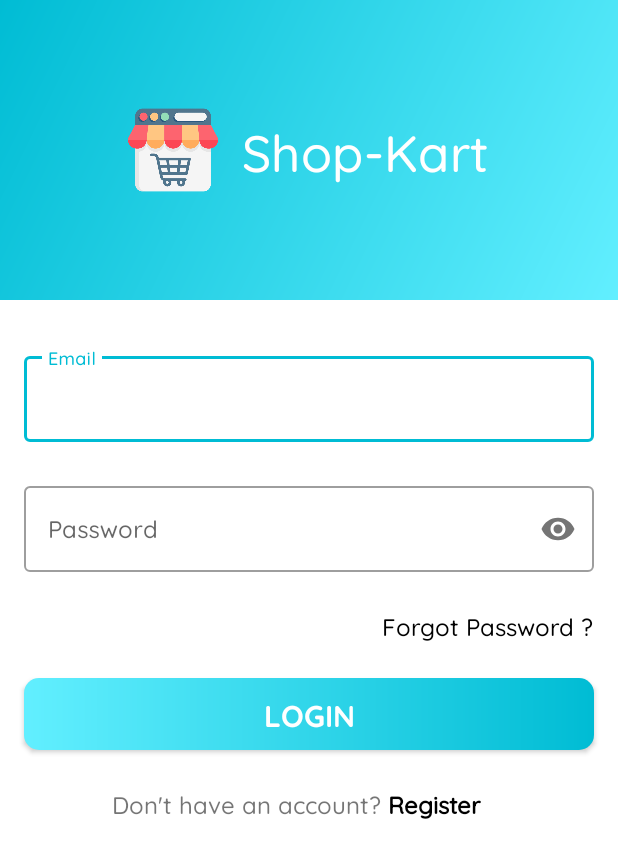
After one commit to Dhruv-Limbachiya/ShopKart, an Android app: the LoginActivity screen opened directly, with no data from a screen before it, on a phone screen of 412 x 824 dp. The commit adds this screen. Shown: the top 858 px of the screen. Run offline under Robolectric (Android 15) with nearby library versions, the phone set to English and light mode, and no system bars.

Commit message:
Design Login screen.

```diff
--- /dev/null
+++ b/app/src/main/java/com/example/shopkart/ui/activities/LoginActivity.kt
@@ -0,0 +1,11 @@
+package com.example.shopkart.ui.activities
+
+import android.os.Bundle
+import com.example.shopkart.R
+
+class LoginActivity : BaseActivity() {
+    override fun onCreate(savedInstanceState: Bundle?) {
+        super.onCreate(savedInstanceState)
+        setContentView(R.layout.activity_login)
+    }
+}
--- a/app/src/main/java/com/example/shopkart/ui/activities/SplashActivity.kt
+++ b/app/src/main/java/com/example/shopkart/ui/activities/SplashActivity.kt
@@ -19,7 +19,7 @@ class SplashActivity : BaseActivity() {
 
         GlobalScope.launch {
             delay(3000)
-            startActivity(Intent(this@SplashActivity, MainActivity::class.java))
+            startActivity(Intent(this@SplashActivity, LoginActivity::class.java))
             finish()
         }
     }
--- /dev/null
+++ b/app/src/main/res/drawable/drawable_button.xml
@@ -0,0 +1,13 @@
+<?xml version="1.0" encoding="utf-8"?>
+<shape xmlns:android="http://schemas.android.com/apk/res/android"
+    android:shape="rectangle">
+
+    <gradient
+        android:angle="180"
+        android:type="linear"
+        android:endColor="@color/primary_light"
+        android:startColor="@color/primary" />
+
+    <corners android:radius="@dimen/dimen_10dp"/>
+
+</shape>
--- /dev/null
+++ b/app/src/main/res/layout/activity_login.xml
@@ -0,0 +1,124 @@
+<?xml version="1.0" encoding="utf-8"?>
+<androidx.constraintlayout.widget.ConstraintLayout xmlns:android="http://schemas.android.com/apk/res/android"
+    xmlns:app="http://schemas.android.com/apk/res-auto"
+    xmlns:tools="http://schemas.android.com/tools"
+    android:layout_width="match_parent"
+    android:layout_height="match_parent"
+    tools:context=".ui.activities.LoginActivity">
+
+    <LinearLayout
+        android:id="@+id/heading_layout"
+        android:layout_width="match_parent"
+        android:layout_height="@dimen/dimen_200dp"
+        android:background="@drawable/drawable_gradient_splash_background"
+        android:gravity="center"
+        tools:ignore="MissingConstraints">
+
+        <ImageView
+            android:id="@+id/imageView"
+            android:layout_width="@dimen/dimen_60dp"
+            android:layout_height="@dimen/dimen_60dp"
+            android:layout_gravity="center"
+            app:srcCompat="@drawable/online_shop" />
+
+        <TextView
+            android:id="@+id/app_name"
+            android:layout_width="wrap_content"
+            android:layout_height="wrap_content"
+            android:layout_gravity="center"
+            android:layout_marginStart="@dimen/dimen_16dp"
+            android:fontFamily="@font/quicksand_medium"
+            android:gravity="center"
+            android:text="@string/app_name"
+            android:textAppearance="@style/TextAppearance.MaterialComponents.Headline4"
+            android:textColor="@color/white" />
+
+    </LinearLayout>
+
+    <com.google.android.material.textfield.TextInputLayout
+        android:id="@+id/til_email"
+        style="@style/Widget.MaterialComponents.TextInputLayout.OutlinedBox"
+        android:layout_width="match_parent"
+        android:layout_height="wrap_content"
+        android:layout_marginHorizontal="@dimen/dimen_16dp"
+        android:layout_marginTop="@dimen/dimen_32dp"
+        android:hint="@string/hint_email"
+        app:layout_constraintEnd_toEndOf="parent"
+        app:layout_constraintStart_toStartOf="parent"
+        app:layout_constraintTop_toBottomOf="@id/heading_layout">
+
+        <com.google.android.material.textfield.TextInputEditText
+            android:layout_width="match_parent"
+            android:layout_height="wrap_content"
+            android:fontFamily="@font/quicksand_medium"
+            android:imeOptions="actionNext"
+            android:inputType="textEmailAddress"
+            tools:text="dhruv@gmail.com" />
+
+    </com.google.android.material.textfield.TextInputLayout>
+
+    <com.google.android.material.textfield.TextInputLayout
+        android:id="@+id/til_password"
+        style="@style/Widget.MaterialComponents.TextInputLayout.OutlinedBox"
+        android:layout_width="match_parent"
+        android:layout_height="wrap_content"
+        android:layout_marginHorizontal="@dimen/dimen_16dp"
+        android:layout_marginTop="@dimen/dimen_24dp"
+        android:hint="@string/hint_password"
+        app:layout_constraintEnd_toEndOf="parent"
+        app:layout_constraintStart_toStartOf="parent"
+        app:layout_constraintTop_toBottomOf="@id/til_email"
+        app:passwordToggleEnabled="true">
+
+        <com.google.android.material.textfield.TextInputEditText
+            android:layout_width="match_parent"
+            android:layout_height="wrap_content"
+            android:fontFamily="@font/quicksand_medium"
+            android:imeOptions="actionDone"
+            android:inputType="textPassword"
+            tools:text="dhruv@gmail.com" />
+
+    </com.google.android.material.textfield.TextInputLayout>
+
+    <TextView
+        android:id="@+id/tv_forgot_password"
+        android:layout_width="wrap_content"
+        android:layout_height="wrap_content"
+        android:layout_marginTop="@dimen/dimen_24dp"
+        android:layout_marginEnd="16dp"
+        android:fontFamily="@font/quicksand_medium"
+        android:text="@string/text_forgot_password"
+        android:textColor="@color/black"
+        android:textSize="@dimen/dimen_16sp"
+        app:layout_constraintEnd_toEndOf="parent"
+        app:layout_constraintTop_toBottomOf="@id/til_password" />
+
+    <androidx.appcompat.widget.AppCompatButton
+        android:id="@+id/button_login"
+        android:layout_width="0dp"
+        android:layout_height="wrap_content"
+        android:layout_marginHorizontal="@dimen/dimen_16dp"
+        android:layout_marginTop="@dimen/dimen_24dp"
+        android:background="@drawable/drawable_button"
+        android:fontFamily="@font/quicksand_bold"
+        android:text="@string/text_login"
+        android:textColor="@color/white"
+        android:textSize="@dimen/dimen_20sp"
+        app:layout_constraintEnd_toEndOf="parent"
+        app:layout_constraintStart_toStartOf="parent"
+        app:layout_constraintTop_toBottomOf="@id/tv_forgot_password" />
+
+    <TextView
+        android:id="@+id/tv_dont_have_an_account"
+        android:layout_width="wrap_content"
+        android:layout_height="wrap_content"
+        android:layout_marginTop="@dimen/dimen_24dp"
+        android:layout_marginEnd="16dp"
+        android:fontFamily="@font/quicksand_medium"
+        android:text="@string/text_dont_have_an_account"
+        android:textSize="@dimen/dimen_16sp"
+        app:layout_constraintEnd_toEndOf="parent"
+        app:layout_constraintStart_toStartOf="parent"
+        app:layout_constraintTop_toBottomOf="@id/button_login" />
+
+</androidx.constraintlayout.widget.ConstraintLayout>
--- a/app/src/main/res/values/dimens.xml
+++ b/app/src/main/res/values/dimens.xml
@@ -7,4 +7,7 @@
     <dimen name="dimen_60dp">60dp</dimen>
     <dimen name="dimen_24dp">24dp</dimen>
     <dimen name="dimen_16sp">16sp</dimen>
+    <dimen name="dimen_10dp">10dp</dimen>
+    <dimen name="dimen_18sp">18sp</dimen>
+    <dimen name="dimen_20sp">20sp</dimen>
 </resources>
--- a/app/src/main/res/values/strings.xml
+++ b/app/src/main/res/values/strings.xml
@@ -3,4 +3,6 @@
     <string name="hint_email">Email</string>
     <string name="hint_password">Password</string>
     <string name="text_forgot_password">Forgot Password ?</string>
+    <string name="text_login">Login</string>
+    <string name="text_dont_have_an_account">Don\'t have an account? <font color="#000000"><b>Register</b></font></string>
 </resources>
```
